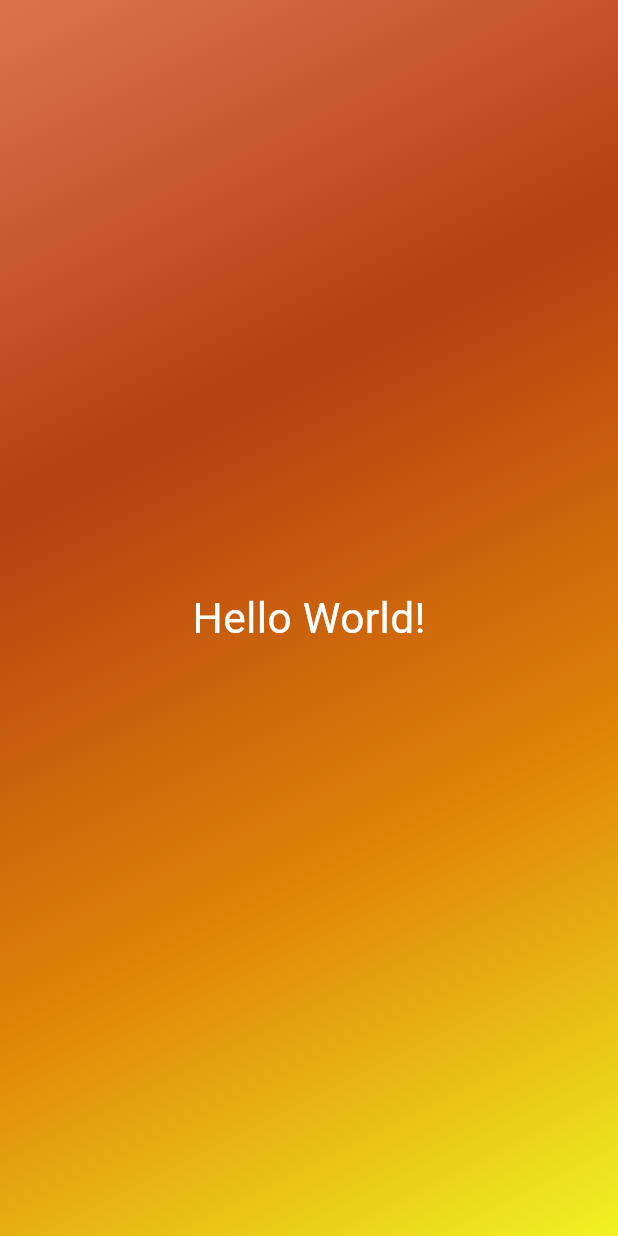
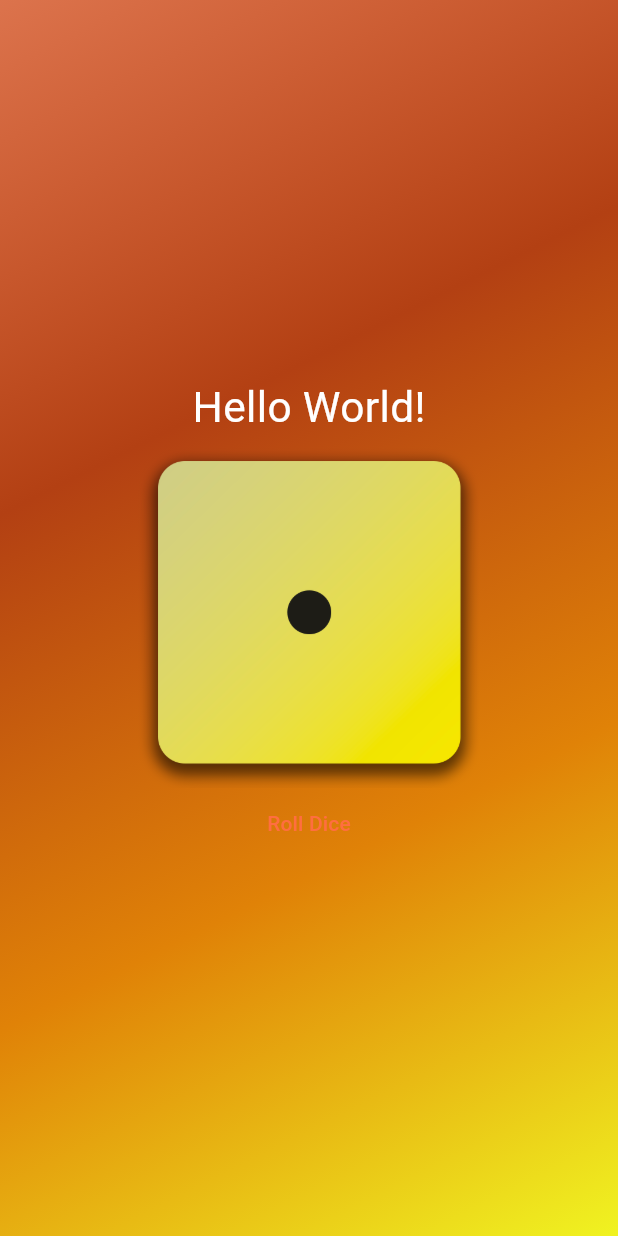
Before and after one commit to Olooce/first_app, a Flutter app: the screen it shows after launch, on a phone screen of 412 x 824 dp. Run offline on Flutter 3.47's test engine with Material 3 defaults, Android fonts, the phone set to English and light mode, and no system bars.

```diff
--- a/lib/container_gradient.dart
+++ b/lib/container_gradient.dart
@@ -16,9 +16,19 @@ class GradientContainer extends StatelessWidget {
           end: Alignment.bottomRight,
         ),
       ),
-      child: const Center(
-        child: StyledText("Hello World!"),
+      child: Center(
+        child: Column(mainAxisSize: MainAxisSize.min, children: [
+          const StyledText("Hello World!"),
+          Image.asset('assets/images/dice-1.png', width: 234),
+          const TextButton(
+              onPressed: rollDice,
+              style: TextButton.styleFrom(
+                  foregroundColor: Colors.deepOrangeAccent),
+              child: Text("Roll Dice"))
+        ]),
       ),
     );
   }
 }
+
+void rollDice() {}
```
Also changed, not shown: pubspec.yaml (+7 -3 lines), assets/images/dice-1.png (renamed from lib/dice-images/dice-1.png), assets/images/dice-2.png (renamed from lib/dice-images/dice-2.png), assets/images/dice-3.png (renamed from lib/dice-images/dice-3.png), assets/images/dice-4.png (renamed from lib/dice-images/dice-4.png), assets/images/dice-5.png (renamed from lib/dice-images/dice-5.png), assets/images/dice-6.png (renamed from lib/dice-images/dice-6.png).
